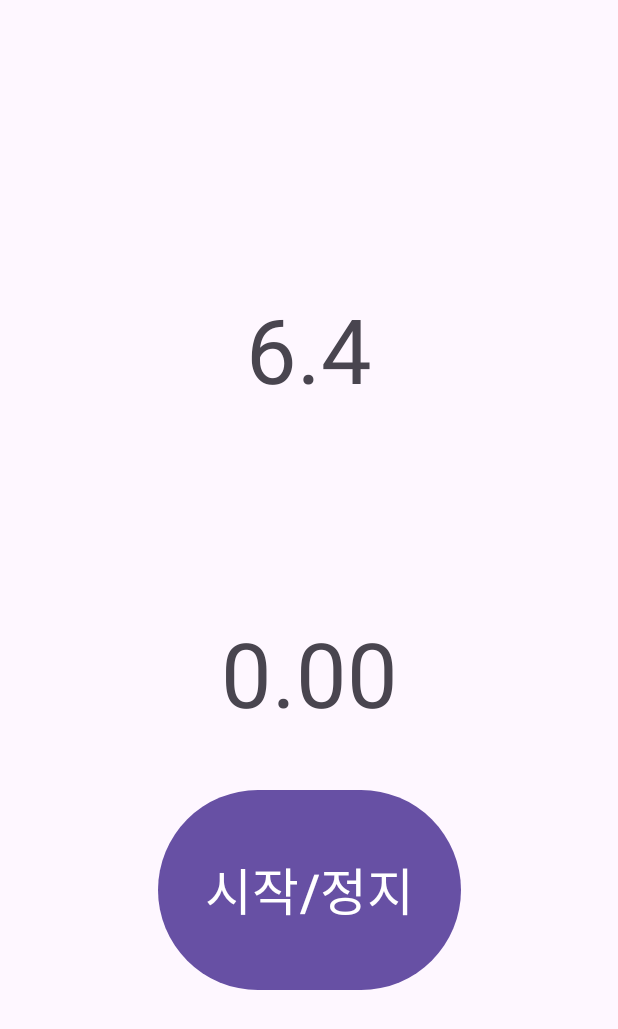
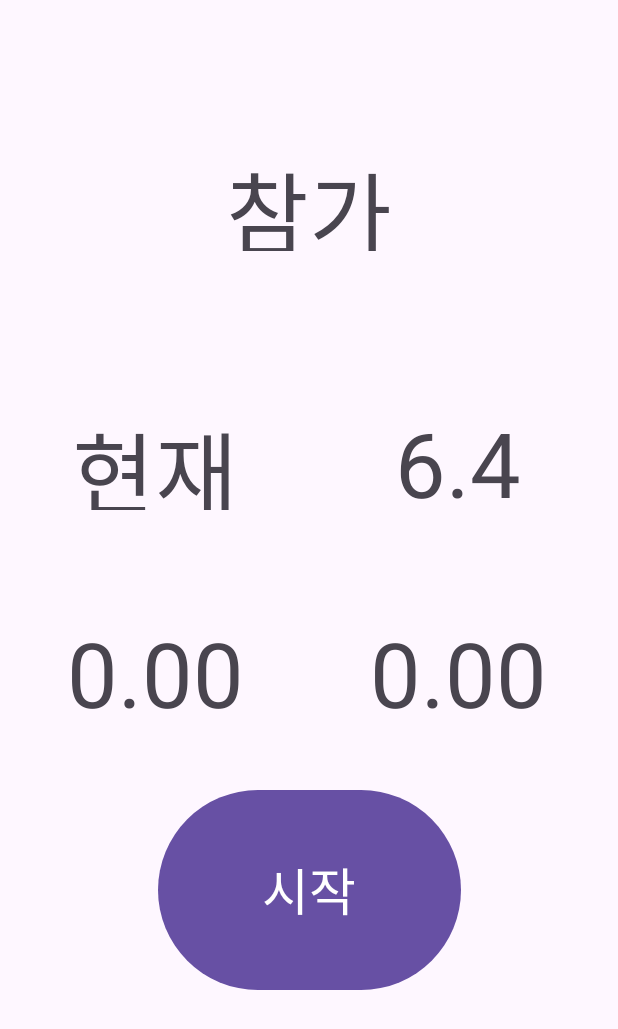
Before and after one commit to emfpdlzj/kotlin-android-basic, an Android app: the screen it shows after launch (MainActivity), on a phone screen of 412 x 824 dp. Shown: the top 1029 px of the screen. Run offline under Robolectric (Android 15) with nearby library versions, the phone set to English and light mode, and no system bars.

Commit message:
게임 참가 인원수 제한하기

```diff
--- a/app/src/main/java/com/study/practice/MainActivity.kt
+++ b/app/src/main/java/com/study/practice/MainActivity.kt
@@ -10,27 +10,31 @@ import kotlin.concurrent.timer
 import kotlin.math.abs
 
 class MainActivity : AppCompatActivity() {
-    override fun onCreate(savedInstanceState: Bundle?) {
-        super.onCreate(savedInstanceState)
-        enableEdgeToEdge()
+    var p_num = 3
+    var k = 1
+    val point_list = mutableListOf<Float>()
+    fun main(){
         setContentView(R.layout.activity_main) //xml파일 연결
 
         var timerTask: Timer? = null
 
-        var isRunning = false
+        var stage = 1
         var sec: Int = 0
-        val tv: TextView = findViewById(R.id.tv_random)
+        val tv: TextView = findViewById(R.id.tv_random2)
         val tv_t: TextView = findViewById(R.id.tv_timer)
         val tv_p: TextView = findViewById(R.id.tv_point)
+        val tv_people: TextView = findViewById(R.id.tv_people)
         val btn: Button = findViewById(R.id.btn_main)
 
-            val random_box = Random()
-            val num = random_box.nextInt(1001)
-            tv.text=(num.toFloat()/100).toString()
+        val random_box = Random() //랜덤한 숫자를 뽑을 수 있는 객체. nextInt사용.
+        val num = random_box.nextInt(1001)
+        tv.text=(num.toFloat()/100).toString()
+        btn.text= "시작"
+        tv_people.text="참가자 $k"
 
         btn.setOnClickListener {
-            isRunning = !isRunning
-            if (isRunning == true) {
+            stage++
+            if (stage == 2) {
                 timerTask = timer(period = 10) { // 0.01초마다 sec 증가
                     sec++;
                     // UI조작을 위한 메서드
@@ -38,11 +42,27 @@ class MainActivity : AppCompatActivity() {
                         tv_t.text = (sec.toFloat()/100).toString()
                     }
                 }
-            } else {
+                btn.text= "정지"
+            } else if(stage==3) {
                 timerTask?.cancel()
                 val point = abs(sec-num).toFloat()/100
+                point_list.add(point)
                 tv_p.text=point.toString()
+                btn.text="다음으로"
+                stage=0
+            }else if(stage==1){
+                if(k<p_num){k++
+                    main()
+                }else{
+                 println(point_list)
+                }
             }
         }
     }
+
+    override fun onCreate(savedInstanceState: Bundle?) {
+        super.onCreate(savedInstanceState)
+        enableEdgeToEdge()
+        main()
+    }
 }
--- a/app/src/main/res/layout/activity_main.xml
+++ b/app/src/main/res/layout/activity_main.xml
@@ -8,14 +8,29 @@
     tools:context=".MainActivity">
 
     <TextView
+        android:id="@+id/tv_random2"
+        android:layout_width="149dp"
+        android:layout_height="71dp"
+        android:layout_marginTop="268dp"
+        android:text="목표"
+        android:textAlignment="center"
+        android:textSize="60sp"
+        app:layout_constraintBottom_toTopOf="@+id/tv_random3"
+        app:layout_constraintEnd_toEndOf="@+id/tv_random3"
+        app:layout_constraintHorizontal_bias="0.805"
+        app:layout_constraintStart_toStartOf="@+id/tv_random"
+        app:layout_constraintTop_toTopOf="parent" />
+
+    <TextView
         android:id="@+id/tv_random"
         android:layout_width="149dp"
         android:layout_height="71dp"
-        android:layout_marginTop="192dp"
+        android:layout_marginTop="408dp"
         android:text="0.00"
         android:textAlignment="center"
         android:textSize="60sp"
         app:layout_constraintEnd_toEndOf="parent"
+        app:layout_constraintHorizontal_bias="0.877"
         app:layout_constraintStart_toStartOf="parent"
         app:layout_constraintTop_toTopOf="parent" />
 
@@ -28,7 +43,34 @@
         android:textAlignment="center"
         android:textSize="60sp"
         app:layout_constraintEnd_toEndOf="parent"
+        app:layout_constraintHorizontal_bias="0.11"
         app:layout_constraintStart_toStartOf="parent"
+        app:layout_constraintTop_toTopOf="parent" />
+
+    <TextView
+        android:id="@+id/tv_people"
+        android:layout_width="149dp"
+        android:layout_height="71dp"
+        android:layout_marginTop="96dp"
+        android:text="참가자 1"
+        android:textAlignment="center"
+        android:textSize="60sp"
+        app:layout_constraintEnd_toEndOf="parent"
+        app:layout_constraintStart_toStartOf="parent"
+        app:layout_constraintTop_toTopOf="parent" />
+
+    <TextView
+        android:id="@+id/tv_timer2"
+        android:layout_width="149dp"
+        android:layout_height="71dp"
+        android:layout_marginTop="200dp"
+        android:text="현재"
+        android:textAlignment="center"
+        android:textSize="60sp"
+        app:layout_constraintBottom_toTopOf="@+id/tv_timer"
+        app:layout_constraintEnd_toEndOf="@+id/tv_timer"
+        app:layout_constraintHorizontal_bias="0.0"
+        app:layout_constraintStart_toStartOf="@+id/tv_timer"
         app:layout_constraintTop_toTopOf="parent" />
 
     <Button
```
